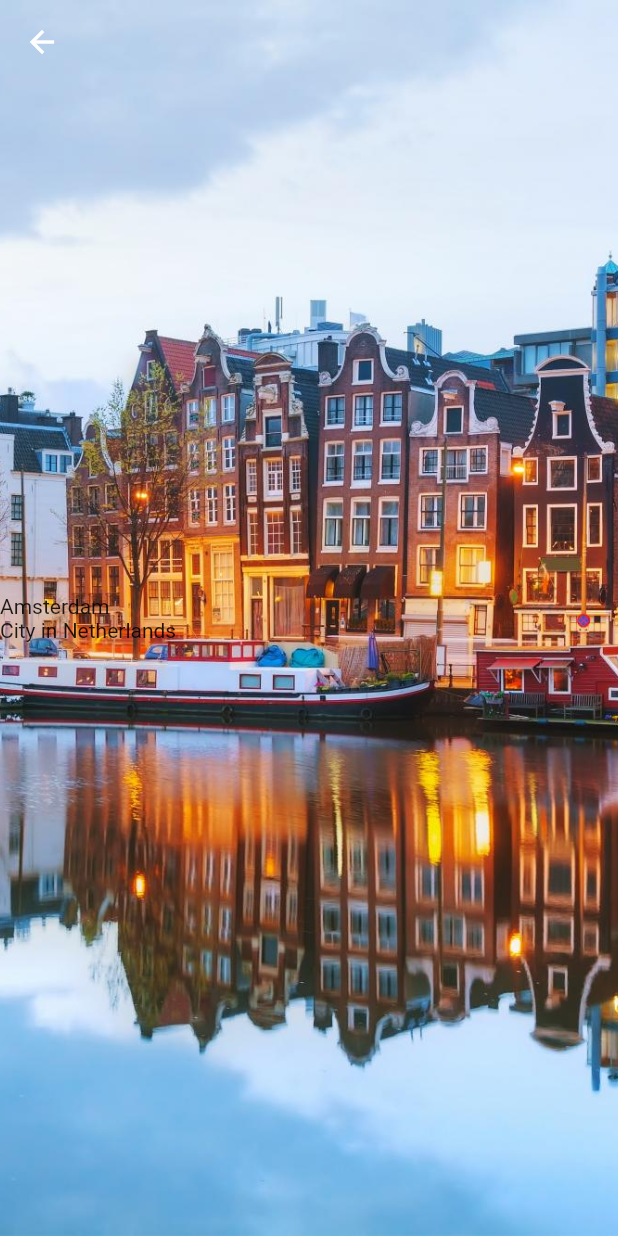
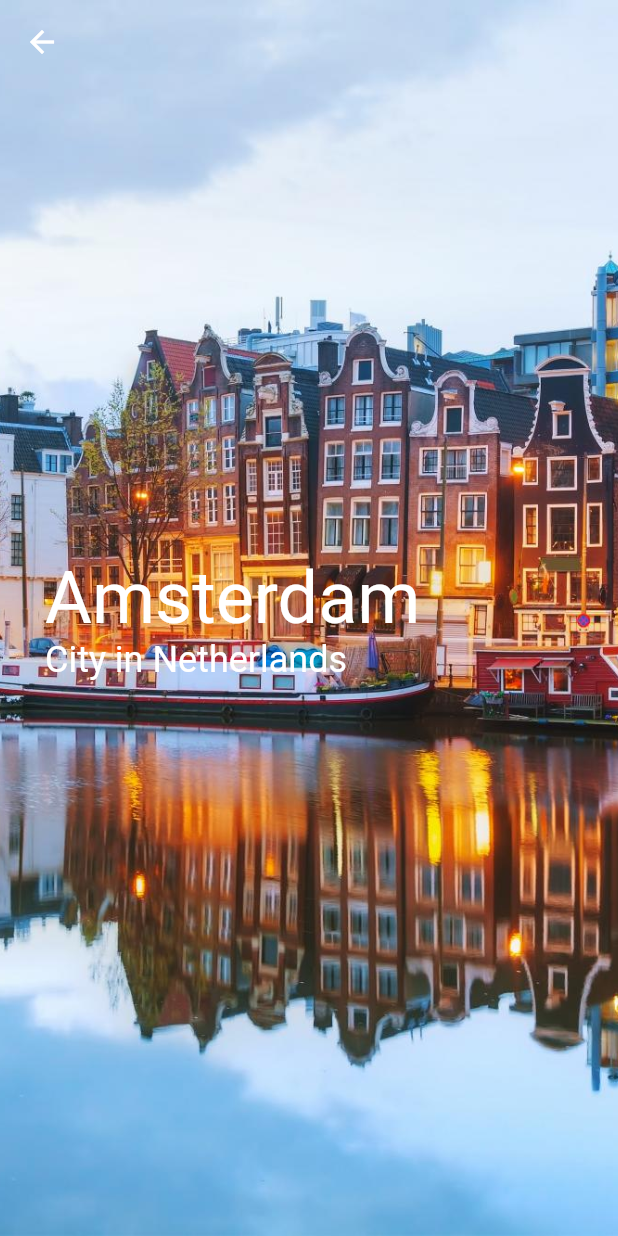
Before and after one commit to lennartkrellenberg/travler, a Flutter app: the screen it shows after launch, after a tap on "Amsterdam", on a phone screen of 412 x 824 dp. Run offline on Flutter 3.47's test engine with Material 2 defaults, Android fonts, the phone set to English and light mode, and no system bars; our stand-ins replace flutter_rating_bar.

Commit message:
Added style to detailed_view.dart

```diff
--- a/lib/detailed_view.dart
+++ b/lib/detailed_view.dart
@@ -27,23 +27,29 @@ class DetailedView extends StatelessWidget {
 
       body:
 
+
       Stack(
     children: <Widget>[
                   Image.asset(assetpath, height: MediaQuery.of(context).size.height * 1.0, width: double.infinity, fit: BoxFit.cover,),
 
-         Column(
+              Container(padding: EdgeInsets.fromLTRB(30, 0, 0, 0),
+              child:   Column(
            mainAxisAlignment: MainAxisAlignment.center,
            crossAxisAlignment: CrossAxisAlignment.start,
 
 
         children: <Widget>[
-          Text(city),
-          Text(description)
+          Text(city, style: TextStyle(color: Color.fromRGBO(255, 255, 255, 1.0),
+          fontSize: 48, fontWeight: FontWeight.normal), textAlign: TextAlign.center,),
+          Text(description, style: TextStyle(color: Color.fromRGBO(255, 255, 255, 1.0),
+          fontSize: 24, fontWeight: FontWeight.normal,), textAlign: TextAlign.center, )
 
 
 
 
-        ])]));
+        ])
+              )
+       ]));
 
 
 
```
